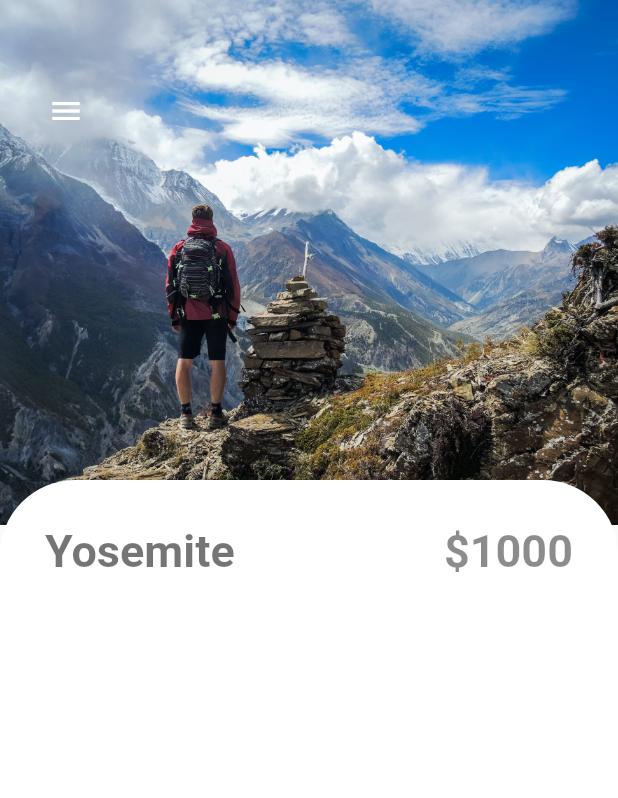
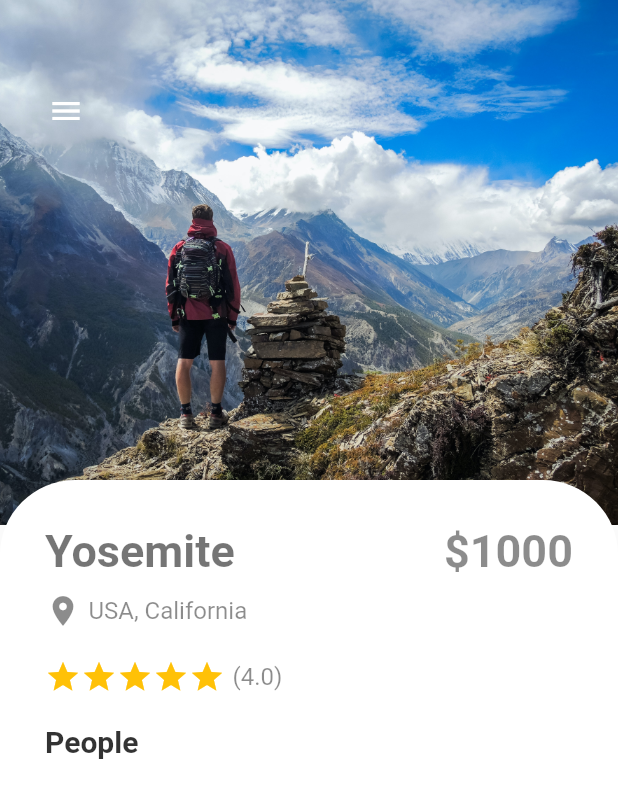
Before and after one commit to RafiaChy/mountain_trip, a Flutter app: the screen it shows after launch, on a phone screen of 412 x 824 dp. Shown: the top 798 px of the screen. Run offline on Flutter 3.47's test engine with Material 2 defaults, Android fonts, the phone set to English and light mode, and no system bars.

Commit message:
Fixed Texts

```diff
--- a/lib/pages/detail_page.dart
+++ b/lib/pages/detail_page.dart
@@ -1,5 +1,6 @@
 import 'package:flutter/material.dart';
 import 'package:mountain_trips/texts/large_text.dart';
+import 'package:mountain_trips/texts/sub_text.dart';
 
 class DetailPage extends StatefulWidget {
   const DetailPage({ Key? key }) : super(key: key);
@@ -52,14 +53,38 @@ class _DetailPageState extends State<DetailPage> {
                   )
                 ),
                 child: Column(
+                  crossAxisAlignment: CrossAxisAlignment.start,
                   children: [
                     Row(
                       mainAxisAlignment: MainAxisAlignment.spaceBetween,
-                      children: [
+                      children: const[
                         LargeText(text: 'Yosemite', color: Colors.black54,),
                         LargeText(text: '\$1000', color: Colors.black45,),
                       ],
-                    )
+                    ),
+                    const SizedBox(height: 10,),
+
+                    Row(
+                      children: [
+                        const Icon(Icons.location_on, color: Colors.black45,),
+                        const SizedBox(width: 5,),
+                        SubText(text: 'USA, California', color: Colors.black45,),
+                      ],
+                    ),
+                    const SizedBox(height: 20,),
+                    Row(
+                      children: [
+                        Wrap(
+                      children: List.generate(5, (index) => const Icon(Icons.star, color: Colors.amber,)),
+                    ),
+                    const SizedBox(width: 5,),
+                    SubText(text: '(4.0)', color: Colors.black45,)
+                      ],
+                    ),
+                   const SizedBox(
+                      height: 20,
+                    ),
+                    LargeText(text: 'People', color: Colors.black.withOpacity(0.8), size: 20,),
                   ],
                 ),
               ),
```
